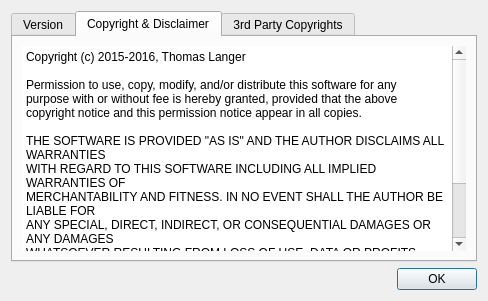
Before: the Qt Designer form Toaster/AboutDialog.ui in virango/Toaster, drawn with Qt 5.
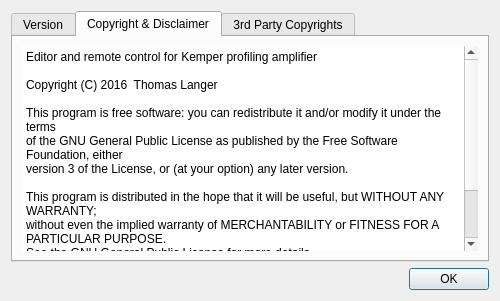
After: the same form once the commit is applied. The open tabs and pages were chosen to show the change.

Patch:
```diff
--- a/Toaster/AboutDialog.ui
+++ b/Toaster/AboutDialog.ui
@@ -6,7 +6,7 @@
    <rect>
     <x>0</x>
     <y>0</y>
-    <width>488</width>
+    <width>500</width>
     <height>301</height>
    </rect>
   </property>
@@ -100,19 +100,20 @@
           <bool>true</bool>
          </property>
          <property name="plainText">
-          <string>Copyright (c) 2015-2016, Thomas Langer
+          <string>Editor and remote control for Kemper profiling amplifier
+  
+Copyright (C) 2016  Thomas Langer
 
-Permission to use, copy, modify, and/or distribute this software for any
-purpose with or without fee is hereby granted, provided that the above
-copyright notice and this permission notice appear in all copies.
+This program is free software: you can redistribute it and/or modify it under the terms 
+of the GNU General Public License as published by the Free Software Foundation, either 
+version 3 of the License, or (at your option) any later version.
 
-THE SOFTWARE IS PROVIDED &quot;AS IS&quot; AND THE AUTHOR DISCLAIMS ALL WARRANTIES
-WITH REGARD TO THIS SOFTWARE INCLUDING ALL IMPLIED WARRANTIES OF
-MERCHANTABILITY AND FITNESS. IN NO EVENT SHALL THE AUTHOR BE LIABLE FOR
-ANY SPECIAL, DIRECT, INDIRECT, OR CONSEQUENTIAL DAMAGES OR ANY DAMAGES
-WHATSOEVER RESULTING FROM LOSS OF USE, DATA OR PROFITS, WHETHER IN AN
-ACTION OF CONTRACT, NEGLIGENCE OR OTHER TORTIOUS ACTION, ARISING OUT OF
-OR IN CONNECTION WITH THE USE OR PERFORMANCE OF THIS SOFTWARE.</string>
+This program is distributed in the hope that it will be useful, but WITHOUT ANY WARRANTY; 
+without even the implied warranty of MERCHANTABILITY or FITNESS FOR A PARTICULAR PURPOSE. 
+See the GNU General Public License for more details.
+
+You should have received a copy of the GNU General Public License along with this program. 
+If not, see &lt;http://www.gnu.org/licenses/&gt;.</string>
          </property>
         </widget>
        </item>
```
